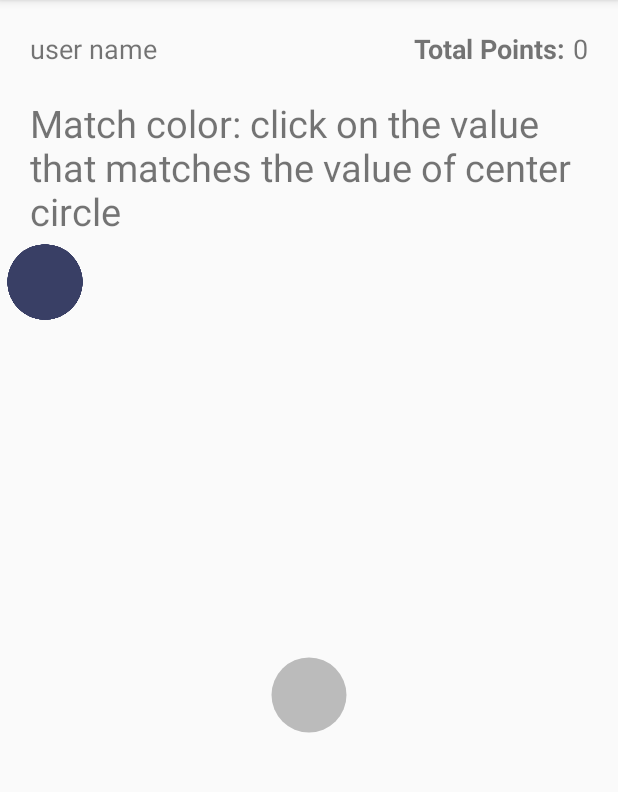
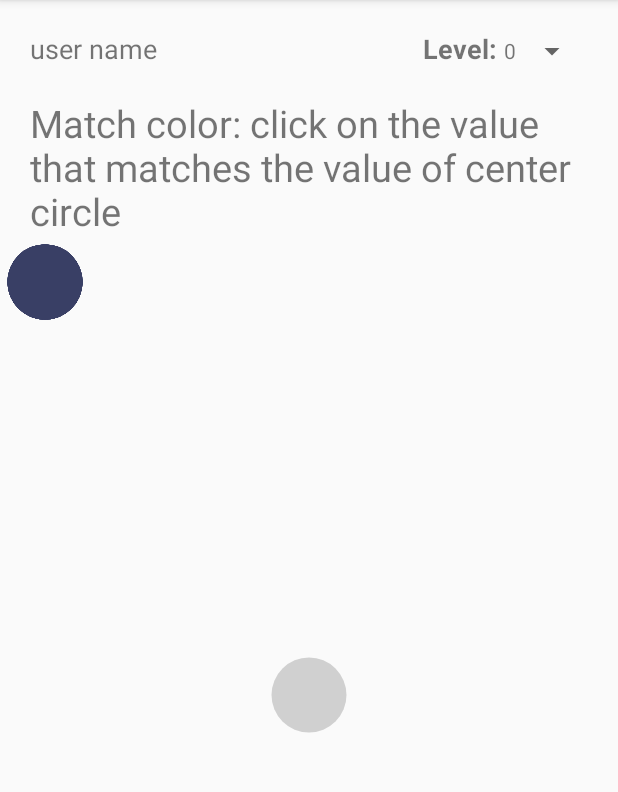
Before and after one commit to gng01/color-exercises, an Android app: the fragment ExercisesFragment placed in its activity, on a phone screen of 412 x 824 dp, the part 84-876 px from its top. Run offline under Robolectric (Android 15) with nearby library versions, the phone set to English and light mode, and no system bars; libraries missing offline, so code that uses them is left out: com.ogaclejapan.arclayout; plain views replace ArcLayout; 2 statements that could not run were skipped.

Commit message:
ExercisesFragment.kt: added level selection splinner

```diff
--- a/colorExercises/app/src/main/java/edu/utap/colorexercises/ui/ExerciseResultFragment.kt
+++ b/colorExercises/app/src/main/java/edu/utap/colorexercises/ui/ExerciseResultFragment.kt
@@ -80,7 +80,7 @@
 
     private fun levelUpAnimation(){
         val levelUpView = view?.findViewById<Button>(R.id.level_up_view)
-        Log.d("XXX ExerciseResultFragment: ", "levelupview: ${levelUpView}")
+        //Log.d("XXX ExerciseResultFragment: ", "levelupview: ${levelUpView}")
         levelUpView?.apply {
             this.visibility = View.VISIBLE
             this.alpha=0.0f
--- a/colorExercises/app/src/main/java/edu/utap/colorexercises/ui/ExercisesFragment.kt
+++ b/colorExercises/app/src/main/java/edu/utap/colorexercises/ui/ExercisesFragment.kt
@@ -26,7 +26,11 @@
     private var difficultLevel = 30
     private var progress = 0
     private lateinit var progressBar: ProgressBar
-    private val roundsToLevelUp = 4
+    private val roundsToLevelUp = 1
+    private var levelsArray = mutableListOf<Int>(0)
+    private var levelsAdapter: ArrayAdapter<Int>? =null
+    private lateinit var spinnerLevels: Spinner
+
 
 
     companion object {
@@ -49,11 +53,16 @@
             exerciseSet.setLevel(level)
             this.progress=0
             progressBar.progress = this.progress
+            levelsArray.add(level)
+            spinnerLevels.setSelection(levelsArray.size-1)
+            refresh()
             return true
         }
         // return: if leveled up, variable for showing levelUpAnimation
         return false
     }
+
+
 
 
 
@@ -67,6 +76,22 @@
         exerciseSet.setDifficultLevel(this.difficultLevel)
         exerciseSet.NewSet()
         this.accuracyList = exerciseSet.getAccuracyList()
+    }
+
+    private fun initSpinner(root: View){
+        spinnerLevels = root.findViewById<Spinner>(R.id.spinner_levels)
+        levelsAdapter = ArrayAdapter(this.requireContext(), R.layout.spinner_row,levelsArray)
+        levelsAdapter!!.notifyDataSetChanged()
+        spinnerLevels.adapter = levelsAdapter
+        spinnerLevels.onItemSelectedListener = object : AdapterView.OnItemSelectedListener{
+            override fun onItemSelected(p0: AdapterView<*>?, p1: View?, p2: Int, p3: Long) {
+                level = levelsArray[p2]
+                refresh()
+            }
+
+            override fun onNothingSelected(p0: AdapterView<*>?) {
+            }
+        }
     }
 
     private fun BindMainColor(root: View){
@@ -113,8 +138,17 @@
         }
     }
 
-    fun remoteRefresh(){
-        initExerciseSet()
+    fun refresh(){
+        val root = view
+        root?.apply {
+            Log.d("XXX ExercisesFragment: ", "refreshing, level $level")
+            initProgressBar(this)
+            initExerciseSet()
+            initChildButtons(this)
+            BindMainColor(this)
+            SetTitle(this)
+        }
+
     }
 
     private fun initChildButtons(root: View){
@@ -131,6 +165,7 @@
         super.onViewCreated(view, savedInstanceState)
         initProgressBar(view)
         initExerciseSet()
+        initSpinner(view)
         initChildButtons(view)
         BindMainColor(view)
         SetTitle(view)
--- a/colorExercises/app/src/main/res/layout/fragment_exercise_result.xml
+++ b/colorExercises/app/src/main/res/layout/fragment_exercise_result.xml
@@ -50,8 +50,7 @@
             android:id="@+id/level_up_view"
             android:layout_width="wrap_content"
             android:layout_height="wrap_content"
-            android:background="@drawable/ic_home_button_round_150"
-            android:backgroundTint="@color/colorPrimaryLight"
+            android:background="?android:attr/selectableItemBackground"
             app:layout_constraintEnd_toEndOf="parent"
             app:layout_constraintStart_toStartOf="parent"
             app:layout_constraintTop_toTopOf="parent"
--- a/colorExercises/app/src/main/res/layout/fragment_exercises.xml
+++ b/colorExercises/app/src/main/res/layout/fragment_exercises.xml
@@ -31,15 +31,13 @@
         <TextView
             android:layout_width="wrap_content"
             android:layout_height="wrap_content"
-            android:text="Total Points: "
+            android:text="Level: "
             android:textStyle="bold"
             android:textSize="@dimen/user_status_text_size" />
-        <TextView
-            android:id="@+id/txt_points_exercises"
-            android:layout_width="wrap_content"
-            android:layout_height="wrap_content"
-            android:text="0"
-            android:textSize="@dimen/user_status_text_size" />
+        <Spinner
+            android:id="@+id/spinner_levels"
+            android:layout_width="match_parent"
+            android:layout_height="wrap_content" />
 
     </LinearLayout>
 
--- /dev/null
+++ b/colorExercises/app/src/main/res/layout/spinner_row.xml
@@ -0,0 +1,5 @@
+<?xml version="1.0" encoding="utf-8"?>
+<TextView xmlns:android="http://schemas.android.com/apk/res/android"
+    android:layout_width="fill_parent"
+    android:layout_height="wrap_content"
+    />
```
